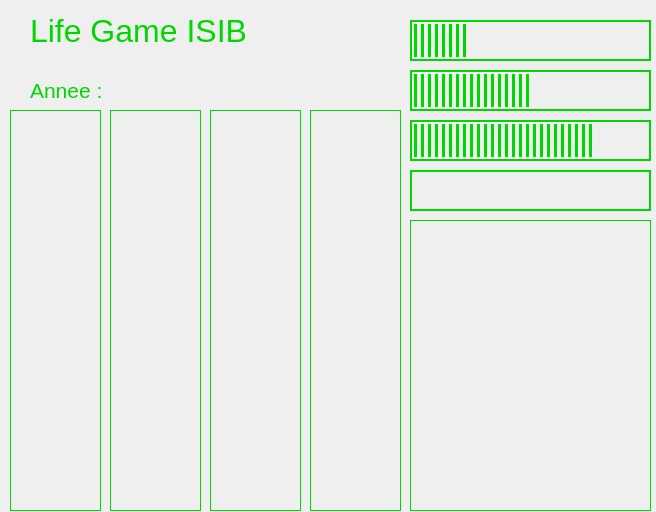
Before: the Qt Designer form mainwindowlifegame.ui in theRedMercury/ISIB_LifeGameClientV1, drawn with Qt 5.
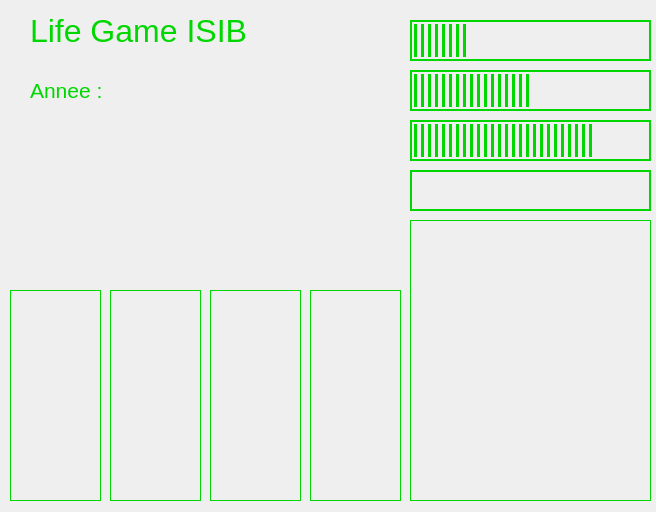
After: the same form once the commit is applied. Icons and pictures are not drawn.

```diff
--- a/mainwindowlifegame.ui
+++ b/mainwindowlifegame.ui
@@ -177,9 +177,9 @@
    <widget class="QLabel" name="labelDotAnim">
     <property name="geometry">
      <rect>
-      <x>240</x>
+      <x>260</x>
       <y>10</y>
-      <width>211</width>
+      <width>141</width>
       <height>41</height>
      </rect>
     </property>
@@ -242,9 +242,9 @@
     <property name="geometry">
      <rect>
       <x>10</x>
-      <y>110</y>
+      <y>290</y>
       <width>91</width>
-      <height>401</height>
+      <height>211</height>
      </rect>
     </property>
     <property name="styleSheet">
@@ -268,9 +268,9 @@
     <property name="geometry">
      <rect>
       <x>110</x>
-      <y>110</y>
+      <y>290</y>
       <width>91</width>
-      <height>401</height>
+      <height>211</height>
      </rect>
     </property>
     <property name="styleSheet">
@@ -294,9 +294,9 @@
     <property name="geometry">
      <rect>
       <x>210</x>
-      <y>110</y>
+      <y>290</y>
       <width>91</width>
-      <height>401</height>
+      <height>211</height>
      </rect>
     </property>
     <property name="styleSheet">
@@ -322,7 +322,7 @@
       <x>410</x>
       <y>220</y>
       <width>241</width>
-      <height>291</height>
+      <height>281</height>
      </rect>
     </property>
     <property name="styleSheet">
@@ -346,9 +346,9 @@
     <property name="geometry">
      <rect>
       <x>310</x>
-      <y>110</y>
+      <y>290</y>
       <width>91</width>
-      <height>401</height>
+      <height>211</height>
      </rect>
     </property>
     <property name="styleSheet">
```
